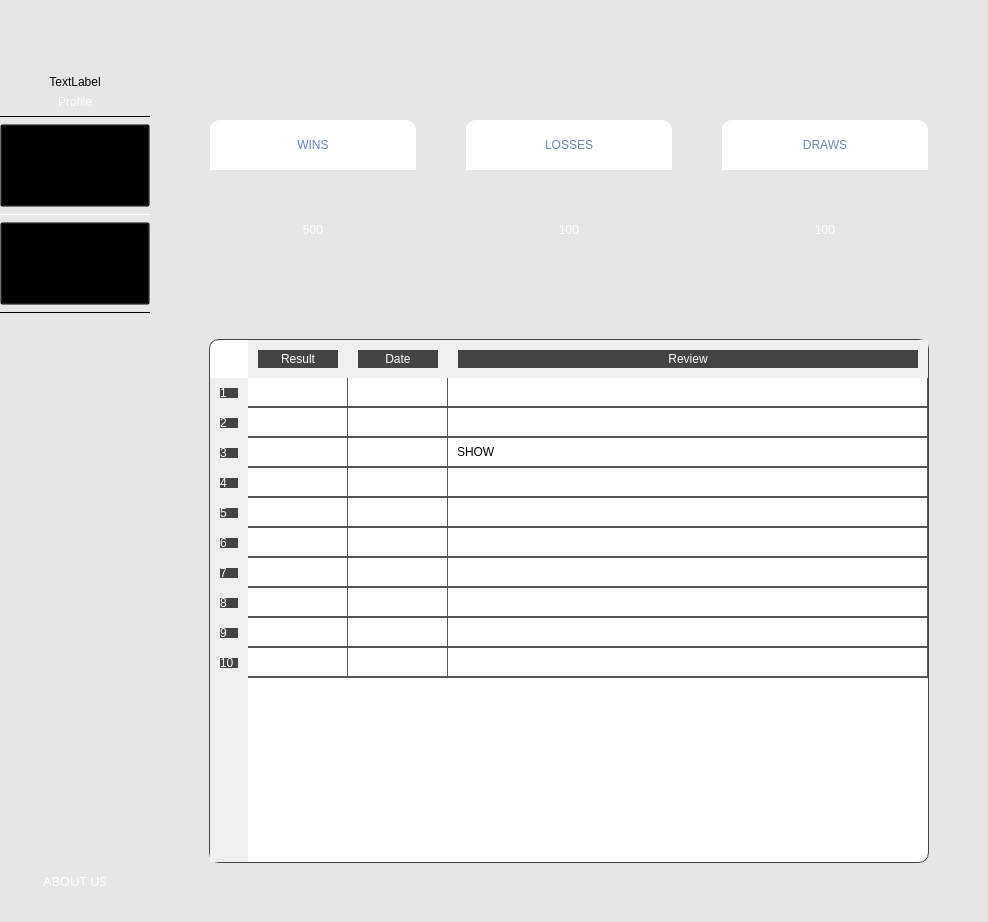
Qt form Packet_Versions/Packet1/secdialog.ui (ameerlouly/TicTacToe_Embedded2027) before a commit.
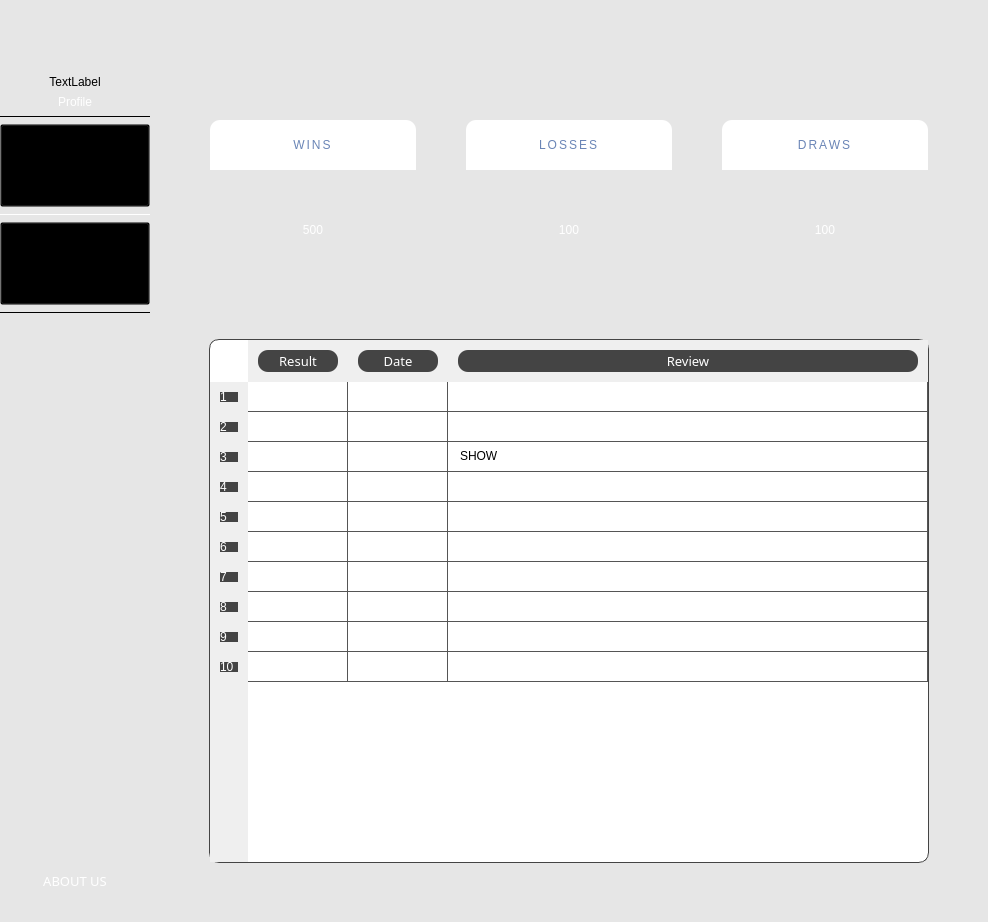
The same form after that commit. Icons and pictures are not drawn.

The edit to the form file:
```diff
--- a/Packet_Versions/Packet1/secdialog.ui
+++ b/Packet_Versions/Packet1/secdialog.ui
@@ -2613,6 +2613,7 @@
 	background-color: white;
 	color: #6A85B6;
 	font: 600 20pt &quot;Montserrat&quot;;
+	letter-spacing: 2px;
 	min-height: 50px;
 	max-height: 50px;
 	border-top-right-radius: 10px;
@@ -2676,6 +2677,7 @@
 	background-color: white;
 	color: #6A85B6;
 	font: 600 20pt &quot;Montserrat&quot;;
+	letter-spacing: 2px;
 	min-height: 50px;
 	max-height: 50px;
 	border-top-right-radius: 10px;
@@ -2739,6 +2741,7 @@
 	background-color: white;
 	color: #6A85B6;
 	font: 600 20pt &quot;Montserrat&quot;;
+	letter-spacing: 2px;
 	min-height: 50px;
 	max-height: 50px;
 	border-top-right-radius: 10px;
@@ -2819,20 +2822,31 @@
 
 QTableWidget::item
  {
+	background-color: white;
+	border: none;
+    color: black;
+	margin: 3px;
     padding: 6px;
-    border-bottom: 1px solid #555555;
+	border-radius: 10px;
+	min-height: 10px;
 }
 
-QTableWidget::item:selected 
-{
-    background-color: #555555;
-    color: #FFD700;
+QTableWidget::item:selected
+ {
+	background-color: rgb(221, 221, 221);
+	border: none;
+	border-radius: 10px;
+    color: black;
+	margin: 3px;
+    padding: 6px;
 }
 
+
 QTableCornerButton::section
  {
     background-color: rgba(0, 0, 0,  0);
 	border: none;
+	border-radius: 10px;
 }</string>
               </property>
               <property name="frameShape">
@@ -2906,16 +2920,34 @@
                <property name="text">
                 <string>Result</string>
                </property>
+               <property name="font">
+                <font>
+                 <family>Montserrat</family>
+                 <pointsize>10</pointsize>
+                </font>
+               </property>
               </column>
               <column>
                <property name="text">
                 <string>Date</string>
                </property>
+               <property name="font">
+                <font>
+                 <family>Montserrat</family>
+                 <pointsize>10</pointsize>
+                </font>
+               </property>
               </column>
               <column>
                <property name="text">
                 <string>Review</string>
                </property>
+               <property name="font">
+                <font>
+                 <family>Montserrat</family>
+                 <pointsize>10</pointsize>
+                </font>
+               </property>
               </column>
               <item row="0" column="0">
                <property name="text">
```
